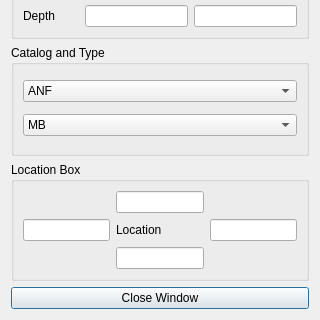
iris-edu/pyweed, file pyweed/EventDialog.ui: the form before one commit; both pictures show x 0 to 320 and y 200 to 520 of the 320 by 520 pixel window.
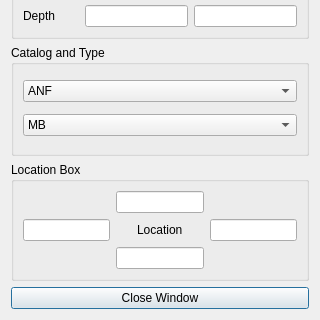
The form after the commit.

The edit to the form file:
```diff
--- a/pyweed/EventDialog.ui
+++ b/pyweed/EventDialog.ui
@@ -167,7 +167,7 @@
       <item row="2" column="2">
        <widget class="QLineEdit" name="westValue"/>
       </item>
-      <item row="2" column="1">
+      <item row="2" column="1" alignment="Qt::AlignHCenter">
        <widget class="QLabel" name="centerLabel">
         <property name="text">
          <string>Location</string>
```
